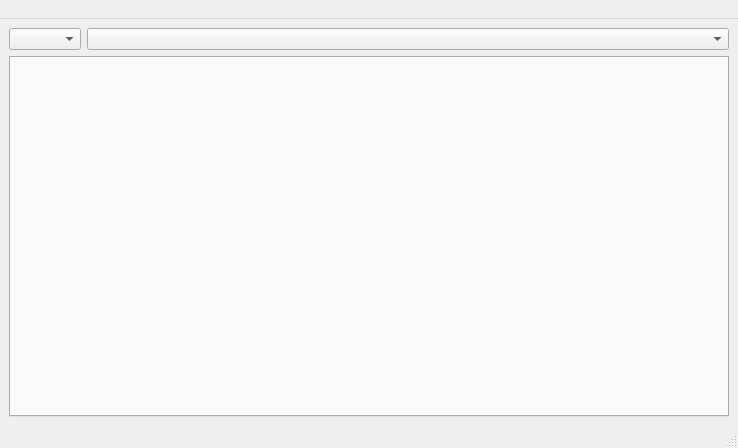
Above: UIs/GzIs_error_main.ui from yasinkya/pyqt5-knownerrorviewer before the change. Below: the same form after it.
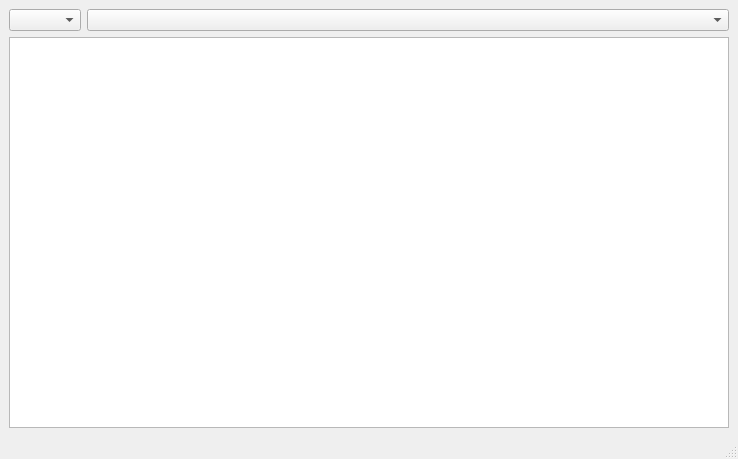
That is the form after the change.

Commit message: oop ui - py

What changed in the file:
```diff
--- a/UIs/GzIs_error_main.ui
+++ b/UIs/GzIs_error_main.ui
@@ -7,7 +7,7 @@
     <x>0</x>
     <y>0</y>
     <width>738</width>
-    <height>448</height>
+    <height>459</height>
    </rect>
   </property>
   <property name="windowTitle">
@@ -15,21 +15,10 @@
   </property>
   <widget class="QWidget" name="centralwidget">
    <layout class="QGridLayout" name="gridLayout">
-    <item row="1" column="0" colspan="2">
-     <widget class="QTabWidget" name="tabWidget">
-      <property name="minimumSize">
-       <size>
-        <width>720</width>
-        <height>360</height>
-       </size>
-      </property>
-      <property name="currentIndex">
-       <number>-1</number>
-      </property>
-     </widget>
-    </item>
-    <item row="0" column="0">
-     <widget class="QComboBox" name="comboBox">
+    <item row="0" column="1">
+     <layout class="QHBoxLayout" name="layout_cbxes">
+      <item>
+       <widget class="QComboBox" name="cbx_ar_pos">
       <property name="sizePolicy">
        <sizepolicy hsizetype="Fixed" vsizetype="Fixed">
         <horstretch>0</horstretch>
@@ -41,8 +30,17 @@
       </property>
      </widget>
     </item>
-    <item row="0" column="1">
-     <widget class="QComboBox" name="comboBox_2"/>
+      <item>
+       <widget class="QComboBox" name="cbx_jsons"/>
+      </item>
+     </layout>
+    </item>
+    <item row="1" column="1">
+     <layout class="QVBoxLayout" name="layout_content">
+      <item>
+       <widget class="QTableWidget" name="table_content"/>
+      </item>
+     </layout>
     </item>
    </layout>
   </widget>
@@ -52,15 +50,9 @@
      <x>0</x>
      <y>0</y>
      <width>738</width>
-     <height>21</height>
+     <height>24</height>
     </rect>
    </property>
-   <widget class="QMenu" name="menu">
-    <property name="title">
-     <string> </string>
-    </property>
-   </widget>
-   <addaction name="menu"/>
   </widget>
   <widget class="QStatusBar" name="statusbar"/>
  </widget>
```
Lines whose indentation alone changed are shown as unchanged. The commit also changes 2 other files.
